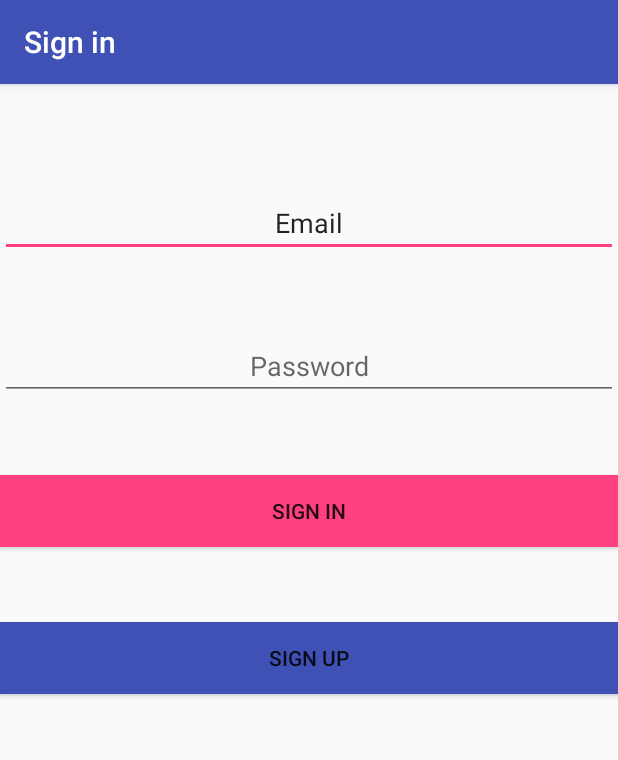
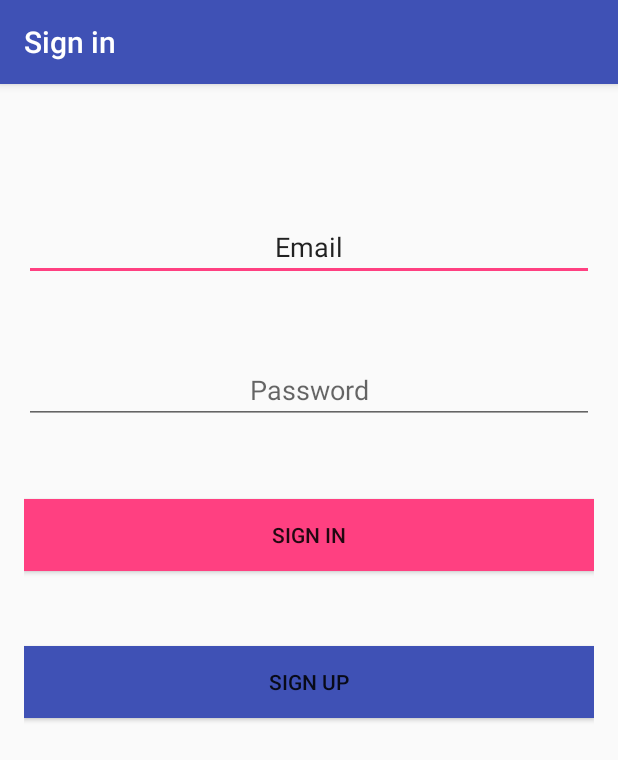
Before and after one commit to KingsleyBell/MOVER, an Android app: the screen it shows after launch (LoginActivity), on a phone screen of 412 x 824 dp. Shown: the top 760 px of the screen. Run offline under Robolectric (Android 15) with nearby library versions, the phone set to English and light mode, and no system bars.

Commit message:
bug fixes. App flow

```diff
--- a/app/src/main/java/com/example/mover/mover/LoginActivity.java
+++ b/app/src/main/java/com/example/mover/mover/LoginActivity.java
@@ -58,7 +58,7 @@ public class LoginActivity extends AppCompatActivity {
     }
 
     //TODO: Authenticate User
-    private void attemptLogin() {
+    public void attemptLogin(View view) {
 
         // Store values at the time of the login attempt.
         String email = userNameText.getText().toString();
@@ -96,12 +96,6 @@ public class LoginActivity extends AppCompatActivity {
         }
     }
 
-    private void signup() {
-        Intent k = new Intent(this, signupActivity.class);
-        startActivity(k);
-
-    }
-
     private boolean isEmailValid(String email) {
         //TODO: Replace this with your own logic
         return email.contains("@");
@@ -112,4 +106,8 @@ public class LoginActivity extends AppCompatActivity {
         return password.length() > 4;
     }
 
+    public void signup(View view) {
+        Intent k = new Intent(this, signupActivity.class);
+        startActivity(k);
+    }
 }
--- a/app/src/main/res/layout/activity_login.xml
+++ b/app/src/main/res/layout/activity_login.xml
@@ -1,7 +1,13 @@
 <?xml version="1.0" encoding="utf-8"?>
 <RelativeLayout xmlns:android="http://schemas.android.com/apk/res/android"
-    android:orientation="vertical" android:layout_width="match_parent"
-    android:layout_height="match_parent">
+    xmlns:tools="http://schemas.android.com/tools"
+    android:layout_width="match_parent"
+    android:layout_height="match_parent"
+    android:paddingBottom="@dimen/activity_vertical_margin"
+    android:paddingLeft="@dimen/activity_horizontal_margin"
+    android:paddingRight="@dimen/activity_horizontal_margin"
+    android:paddingTop="@dimen/activity_vertical_margin"
+    tools:context="com.example.mover.mover.LoginActivity">
 
     <EditText
         android:layout_width="wrap_content"
```
Also changed, not shown: app/src/main/AndroidManifest.xml (+18 -1 lines), app/src/main/java/com/example/mover/mover/MainActivity.java (+14 -13 lines), app/src/main/java/com/example/mover/mover/loginActivit.java (added, +13 -0 lines), app/src/main/java/com/example/mover/mover/signupActivity.java (+1 -9 lines), app/src/main/res/layout/activity_signup.xml (+6 -2 lines).
